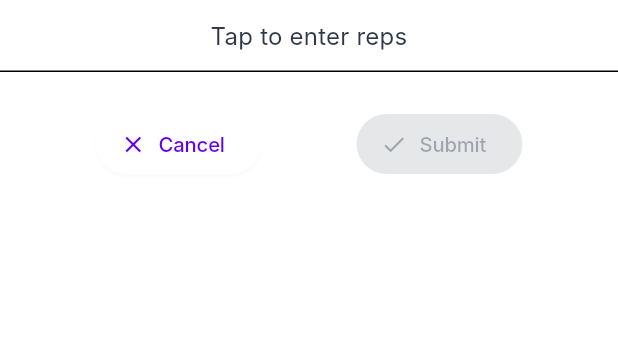
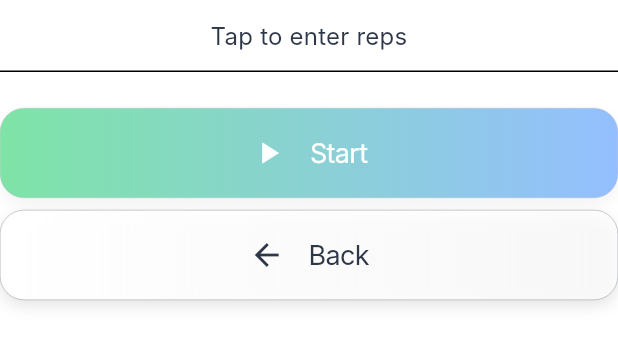
Before and after one commit to SaturnFromTitan/pull-up-ritual, a Flutter app: the RepsForm widget shown alone on an empty page, opened directly, on a phone screen of 412 x 824 dp. Shown: the top 345 px of the screen. Run offline on Flutter 3.47's test engine with Material 3 defaults, Android fonts, the phone set to English and light mode, and no system bars; Roboto replaces fonts that are missing (Inter).

Commit message:
feat: improve styling and layout of repsform buttons

```diff
--- a/lib/features/workout/screens/selection_screen.dart
+++ b/lib/features/workout/screens/selection_screen.dart
@@ -38,13 +38,19 @@ class _WorkoutSelectionScreenState extends State<WorkoutSelectionScreen> {
               children: [
                 Text(
                   'Enter Your Target Reps',
-                  style: AppTypography.headlineMedium,
+                  style: AppTypography.headlineMedium.copyWith(
+                    fontWeight: FontWeight.w500,
+                  ),
                 ),
                 SizedBox(height: AppSpacing.md),
                 RepsForm(
+                  submitText: 'Start',
+                  submitIcon: Icons.play_arrow,
                   onValidSubmit: (int reps) => Navigator.pop(context, reps),
+                  minValue: 1,
+                  cancelText: 'Back',
+                  cancelIcon: Icons.arrow_back,
                   onCancel: () => Navigator.pop(context),
-                  minValue: 1,
                 ),
               ],
             ),
--- a/lib/features/workout/widgets/reps_form.dart
+++ b/lib/features/workout/widgets/reps_form.dart
@@ -5,14 +5,22 @@ import 'package:pull_up_ritual/common/themes/app_spacing.dart';
 import 'package:pull_up_ritual/common/widgets/gradient_button.dart';
 
 class RepsForm extends StatefulWidget {
+  final String submitText;
+  final IconData submitIcon;
   final void Function(int reps) onValidSubmit;
+  final int minValue;
+  final String cancelText;
+  final IconData cancelIcon;
   final void Function()? onCancel;
-  final int minValue;
   RepsForm({
     super.key,
+    this.submitText = 'Submit',
+    this.submitIcon = Icons.check,
     required this.onValidSubmit,
+    this.minValue = 0,
+    this.cancelText = 'Back',
+    this.cancelIcon = Icons.arrow_back,
     this.onCancel,
-    this.minValue = 0,
   });
 
   @override
@@ -38,8 +46,6 @@ class _RepsFormState extends State<RepsForm> {
 
   @override
   Widget build(BuildContext context) {
-    var onSubmitPressed = _isValid ? submit : null;
-
     return Form(
       key: _formKey,
       child: Column(
@@ -72,28 +78,21 @@ class _RepsFormState extends State<RepsForm> {
             },
           ),
           const SizedBox(height: AppSpacing.lg),
-          widget.onCancel == null
-              ? GradientButton(
-                  onPressed: onSubmitPressed,
-                  text: 'Submit',
-                  icon: Icon(Icons.check),
-                  gradient: AppGradients.secondary,
-                )
-              : Row(
-                  mainAxisAlignment: MainAxisAlignment.spaceEvenly,
-                  children: [
-                    ElevatedButton.icon(
-                      onPressed: widget.onCancel,
-                      label: Text('Cancel'),
-                      icon: Icon(Icons.close),
-                    ),
-                    ElevatedButton.icon(
-                      onPressed: onSubmitPressed,
-                      label: Text('Submit'),
-                      icon: Icon(Icons.check),
-                    ),
-                  ],
-                ),
+          GradientButton(
+            onPressed: _isValid ? submit : null,
+            text: widget.submitText,
+            icon: Icon(widget.submitIcon),
+            gradient: AppGradients.secondary,
+          ),
+          if (widget.onCancel != null) ...[
+            const SizedBox(height: AppSpacing.sm),
+            GradientButton(
+              onPressed: widget.onCancel,
+              text: widget.cancelText,
+              icon: Icon(widget.cancelIcon),
+              gradient: AppGradients.light,
+            ),
+          ],
         ],
       ),
     );
```
